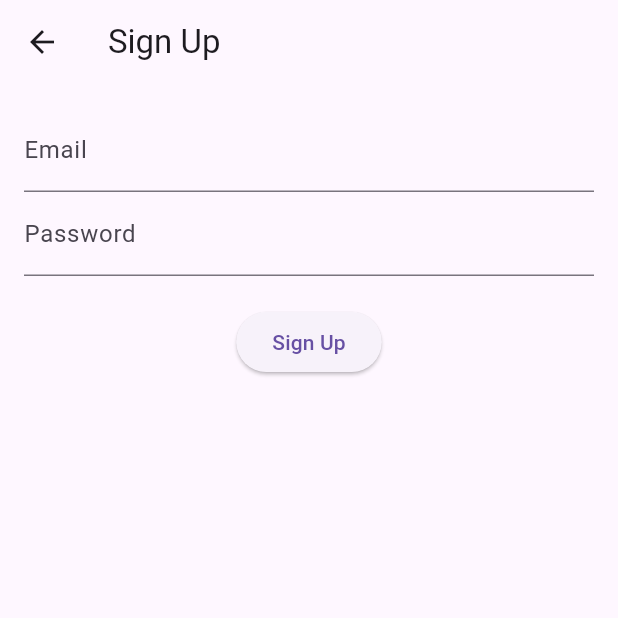
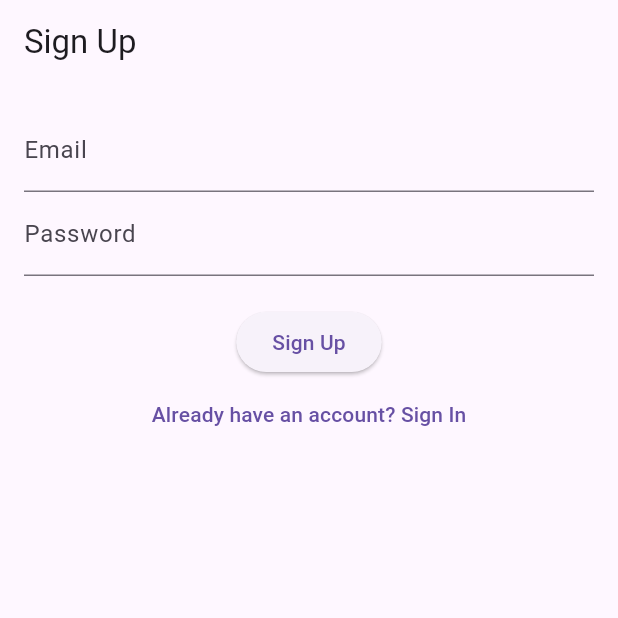
Before and after one commit to GarvitJain99/CultureConnect-GDSC, a Flutter app: the screen it shows after launch, after a tap on "Don't have an account? Sign Up", on a phone screen of 412 x 824 dp, the top half of it. Run offline on Flutter 3.47's test engine with Material 3 defaults, Android fonts, the phone set to English and light mode, and no system bars; our stand-ins replace firebase_auth, firebase_core; accounts and stored records are empty; network calls fail.

Commit message:
SignIn SignUp Update#1

```diff
--- a/lib/pages/signin.dart
+++ b/lib/pages/signin.dart
@@ -40,7 +40,7 @@
             SizedBox(height: 20),
             ElevatedButton(onPressed: signIn, child: Text("Sign In")),
             TextButton(
-              onPressed: () => Navigator.push(context, MaterialPageRoute(builder: (context) => SignUpScreen())),
+              onPressed: () => Navigator.pushReplacement(context, MaterialPageRoute(builder: (context) => SignUpScreen())),
               child: Text("Don't have an account? Sign Up"),
             ),
           ],
--- a/lib/pages/signup.dart
+++ b/lib/pages/signup.dart
@@ -1,4 +1,5 @@
 import 'package:cultureconnect/pages/navbar.dart';
+import 'package:cultureconnect/pages/signin.dart';
 import 'package:flutter/material.dart';
 import 'package:firebase_auth/firebase_auth.dart';
 
@@ -36,6 +37,10 @@
             TextField(controller: passwordController, decoration: InputDecoration(labelText: "Password"), obscureText: true),
             SizedBox(height: 20),
             ElevatedButton(onPressed: signUp, child: Text("Sign Up")),
+            TextButton(
+              onPressed: () => Navigator.pushReplacement(context, MaterialPageRoute(builder: (context) => SignInScreen())),
+              child: Text("Already have an account? Sign In"),
+            ),
           ],
         ),
       ),
```
